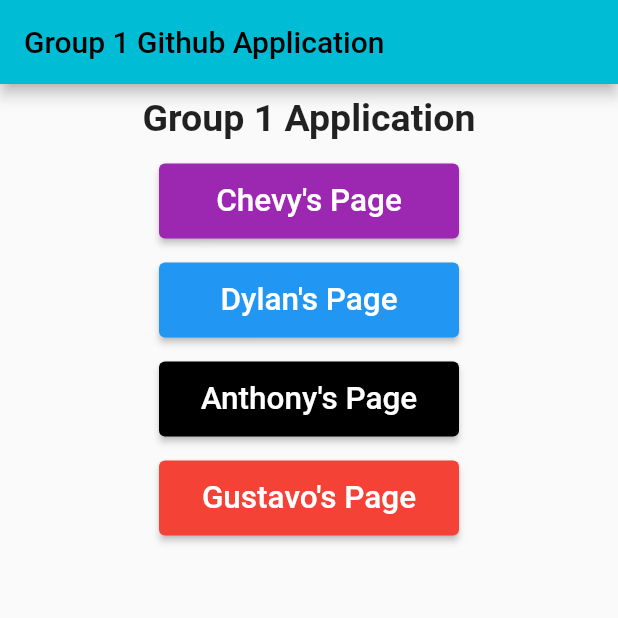
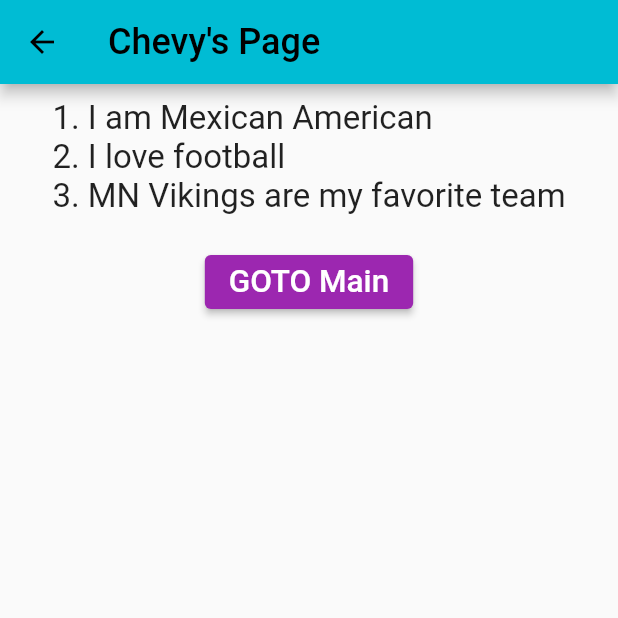
Before and after one commit to shaolin-diamonds/Group1_A3, a Flutter app: the screen it shows after launch, after a tap on an icon or button, on a phone screen of 412 x 824 dp, the top half of it. Run offline on Flutter 3.47's test engine with Material 2 defaults, Android fonts, the phone set to English and light mode, and no system bars.

Commit message:
Update adding chevysfolder to lib

```diff
--- /dev/null
+++ b/group1a3/lib/chevysfolder/chevyspage.dart
@@ -0,0 +1,52 @@
+import 'package:flutter/material.dart';
+//Path to main.dart
+import '../main.dart';
+
+/*
+  Author: Chevy Rios
+  Date: 10/23/2022
+  Title: Group Assignment 3
+  Class: CMSC 2204 – Mobile Device Programming
+*/
+
+class chevyspage extends StatelessWidget {
+  const chevyspage({super.key});
+
+  @override
+  Widget build(BuildContext context) {
+    return Scaffold(
+      appBar: AppBar(
+        title: const Text('Chevy\'s Page', style: TextStyle(fontSize: 24)),
+      ),
+      body: Center(
+        child: Column(
+          mainAxisAlignment: MainAxisAlignment.start,
+          children: <Widget>[
+            Padding(
+              padding: const EdgeInsets.all(10),
+              child: Text(
+                '1. I am Mexican American\n' +
+                    '2. I love football\n' +
+                    '3. MN Vikings are my favorite team',
+                style: TextStyle(fontSize: 22),
+              ),
+            ),
+            Padding(
+              padding: const EdgeInsets.all(10),
+              child: ElevatedButton(
+                  child: Text("GOTO Main",
+                      style: TextStyle(fontSize: 21, color: Colors.white)),
+                  style: TextButton.styleFrom(backgroundColor: Colors.purple),
+                  onPressed: () {
+                    Navigator.push(
+                      context,
+                      MaterialPageRoute(builder: (context) => const MyApp()),
+                    );
+                  }),
+            ),
+          ],
+        ),
+      ),
+    );
+  }
+}
--- a/group1a3/lib/main.dart
+++ b/group1a3/lib/main.dart
@@ -1,5 +1,6 @@
 import 'package:flutter/material.dart';
 import 'gustavosfolder/gustavospage.dart';
+import 'chevysfolder/chevyspage.dart';
 
 /*
   Authors:
@@ -70,11 +71,11 @@ class _MyHomePageState extends State<MyHomePage> {
                       backgroundColor: Colors.purple, fixedSize: Size(200, 50)),
                   onPressed: (() => setState(() {
                         //Routes you to chevyspage.dart
-                        /*Navigator.push(
+                        Navigator.push(
                           context,
                           MaterialPageRoute(
                               builder: (context) => const chevyspage()),
-                        );*/
+                        );
                       }))),
             ),
             //Second button
```
